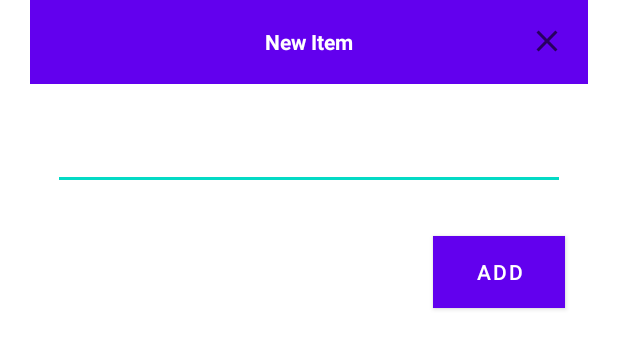
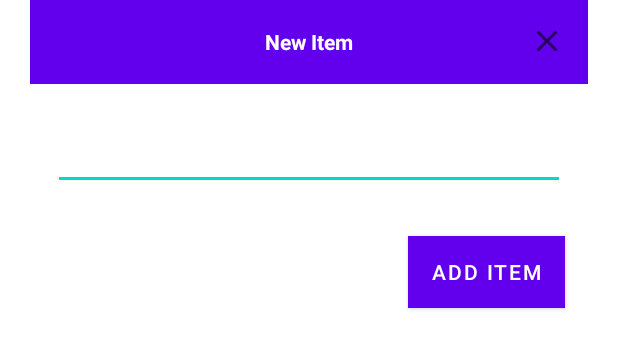
Before and after one commit to ivratkaviil/ShoppingListApp, an Android app: the layout dialog_add_entry.xml on its own in the app's theme, with its tools: preview values and no code run, on a phone screen of 412 x 824 dp. Shown: the top 349 px of the screen. Run offline under Robolectric (Android 15) with nearby library versions, the phone set to English and light mode, and no system bars.

Commit message:
Update XML files for adding item

```diff
--- a/app/src/main/res/layout/dialog_add_entry.xml
+++ b/app/src/main/res/layout/dialog_add_entry.xml
@@ -50,7 +50,7 @@
         android:textColor="@android:color/white"
         android:layout_gravity="end"
         android:layout_margin="15dp"
-        android:text="Add">
+        android:text="Add Item">
 
     </Button>
 
```
